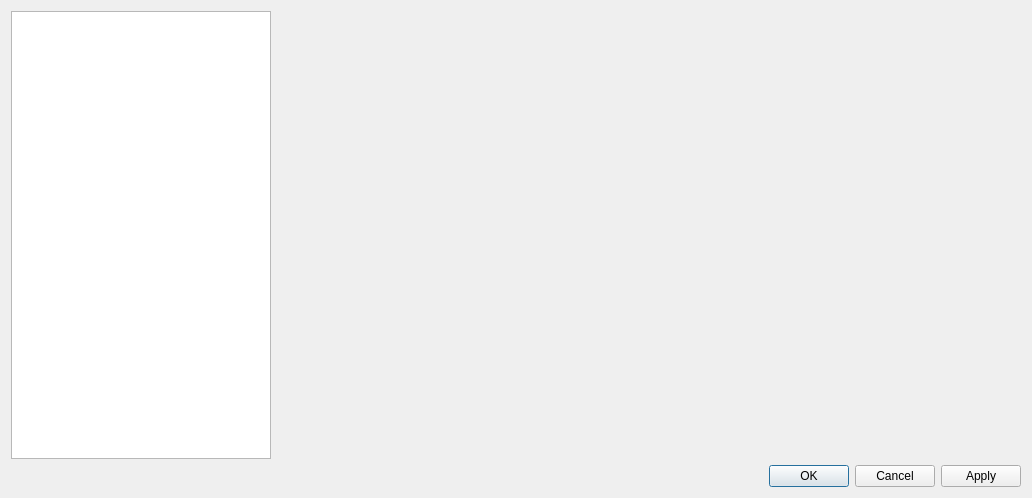
The window that src/librssguard/gui/dialogs/formsettings.ui (norbusan/rssguard-debian) describes before a commit, drawn with Qt 5.
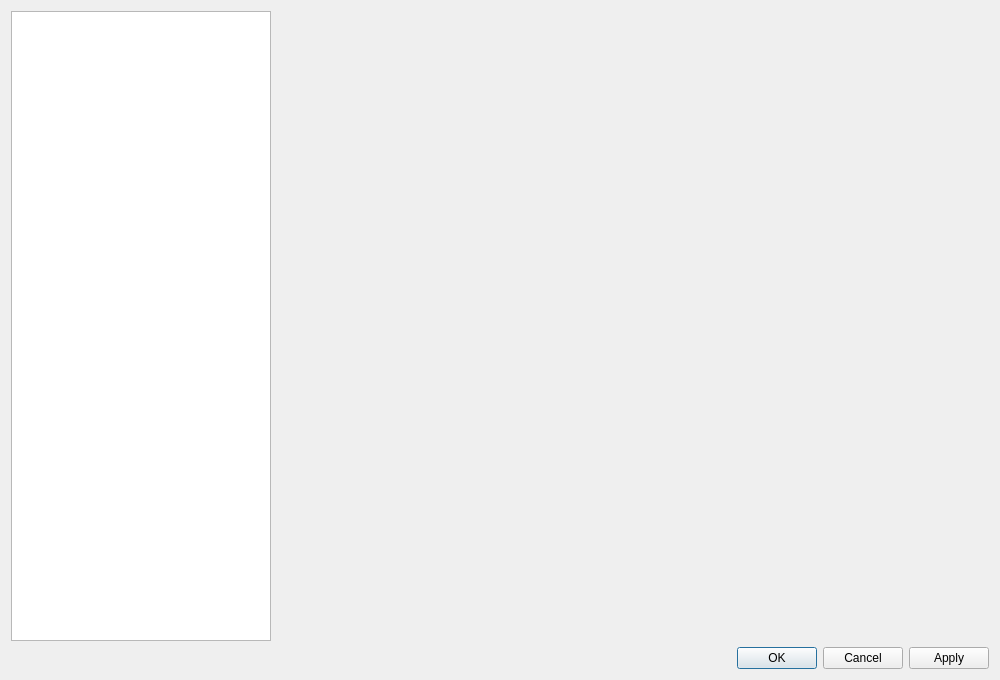
The same window after the commit.

Patch:
```diff
--- a/src/librssguard/gui/dialogs/formsettings.ui
+++ b/src/librssguard/gui/dialogs/formsettings.ui
@@ -6,8 +6,8 @@
    <rect>
     <x>0</x>
     <y>0</y>
-    <width>1032</width>
-    <height>498</height>
+    <width>1000</width>
+    <height>680</height>
    </rect>
   </property>
   <property name="windowTitle">
```
